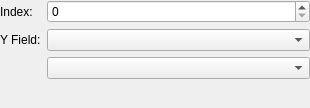
The window that src/Mod/Fem/Gui/Resources/ui/PostLineplotIndexAppEdit.ui (southseact-3d/fcd) describes before a commit, drawn with Qt 5.
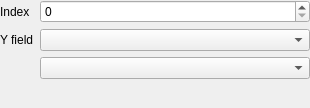
The same window after the commit.

What changed in the file:
```diff
--- a/src/Mod/Fem/Gui/Resources/ui/PostLineplotIndexAppEdit.ui
+++ b/src/Mod/Fem/Gui/Resources/ui/PostLineplotIndexAppEdit.ui
@@ -29,7 +29,7 @@
    <item row="1" column="0">
     <widget class="QLabel" name="label_4">
      <property name="text">
-      <string>Y Field:</string>
+      <string>Y field</string>
      </property>
     </widget>
    </item>
@@ -56,7 +56,7 @@
    <item row="0" column="0">
     <widget class="QLabel" name="label_2">
      <property name="text">
-      <string>Index:</string>
+      <string>Index</string>
      </property>
     </widget>
    </item>
```
